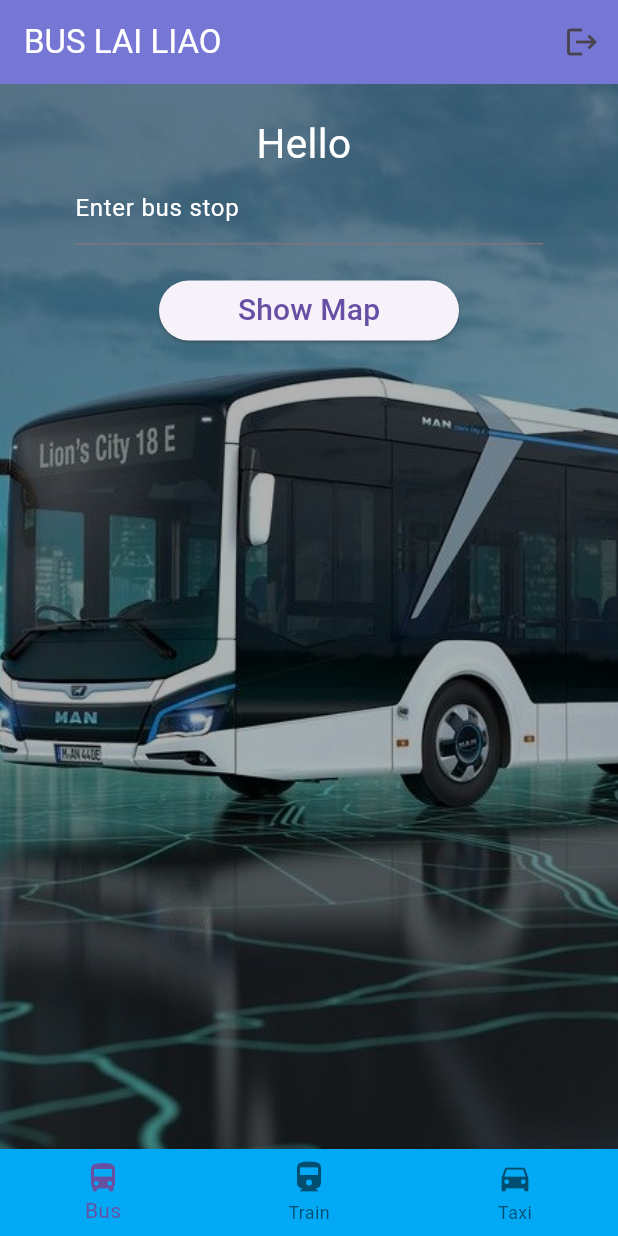
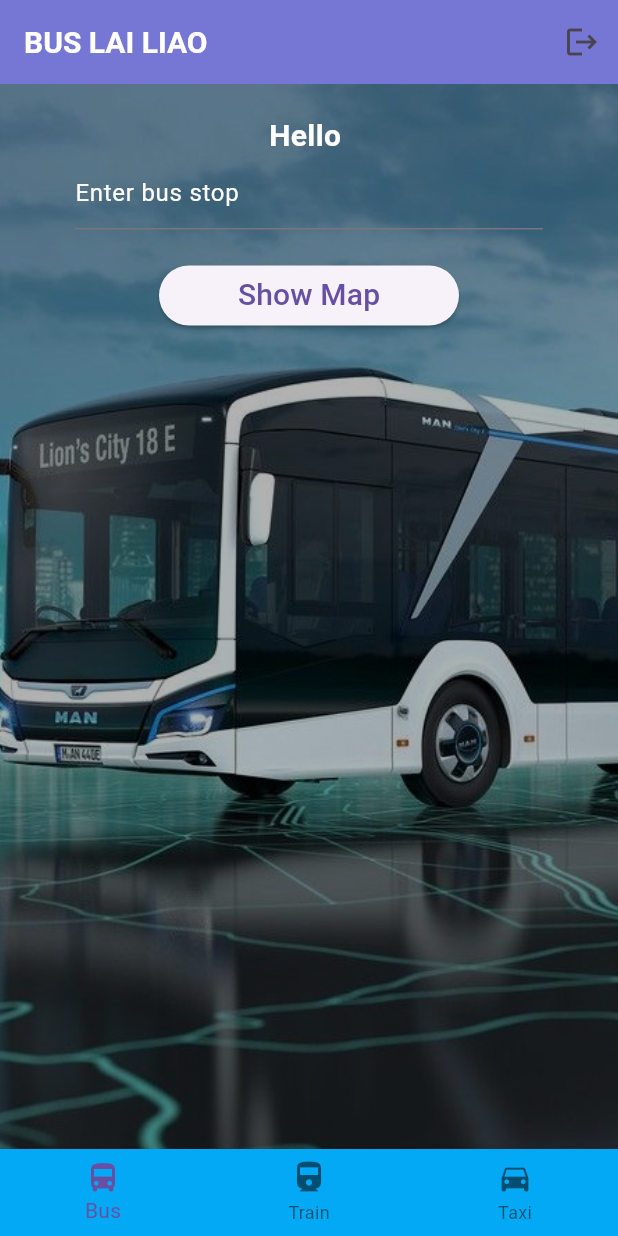
Before and after one commit to zacw-243L/flutter-transport-app, a Flutter app: the screen it shows once a user with an empty profile is signed in, on a phone screen of 412 x 824 dp. Run offline on Flutter 3.47's test engine with Material 3 defaults, Android fonts, the phone set to English and light mode, and no system bars; our stand-ins replace cloud_firestore, firebase_auth, firebase_core; missing offline and left inert: firebase_ui_auth; accounts and stored records are empty; network calls fail.

Commit message:
Made Card into a custom widget and used a constants.dart for easier management

```diff
--- /dev/null
+++ b/lib/utilities/constants.dart
@@ -0,0 +1,27 @@
+import 'package:flutter/material.dart';
+
+const kAppName = TextStyle(
+  fontSize: 20.0,
+  fontWeight: FontWeight.bold,
+  color: Colors.white,
+);
+const kWelcomeUser = TextStyle(
+  fontSize: 20.0,
+  fontWeight: FontWeight.bold,
+  color: Colors.white,
+);
+
+const kWhite = TextStyle(
+  fontSize: 16.0,
+  color: Colors.white,
+);
+
+const kBusTitle = TextStyle(
+  fontSize: 25.0,
+  color: Colors.white,
+);
+
+const kPurple = TextStyle(
+  fontSize: 20.0,
+  color: Color(0xFF5E60CE),
+);
```
Also changed, not shown: lib/models/bus_arrival.dart (+0 -15 lines), lib/screens/bus_screen.dart (+80 -74 lines).
